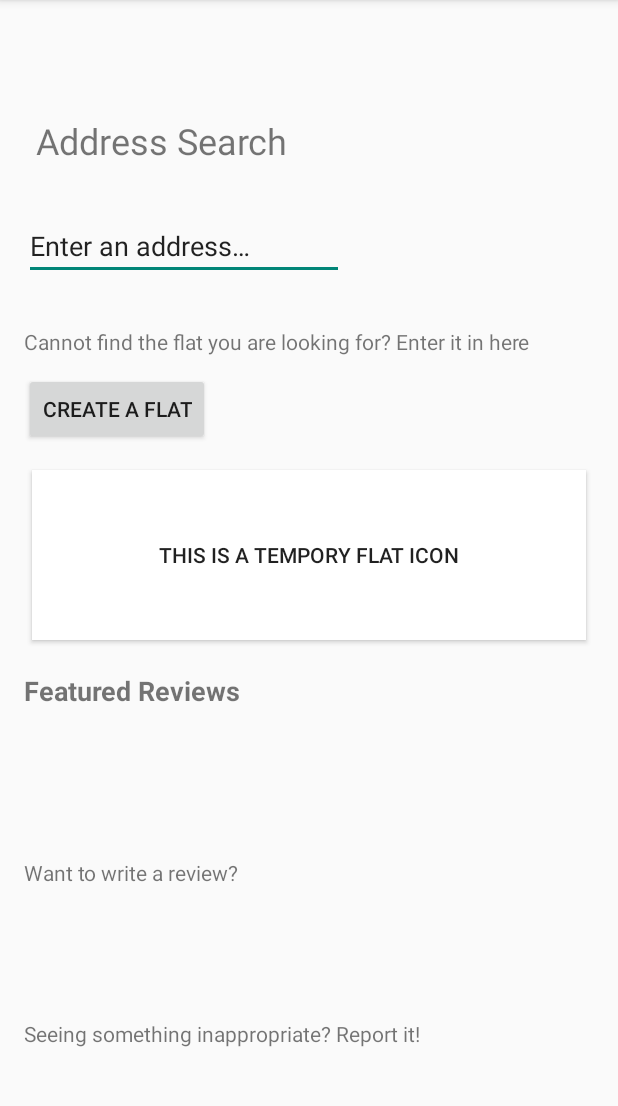
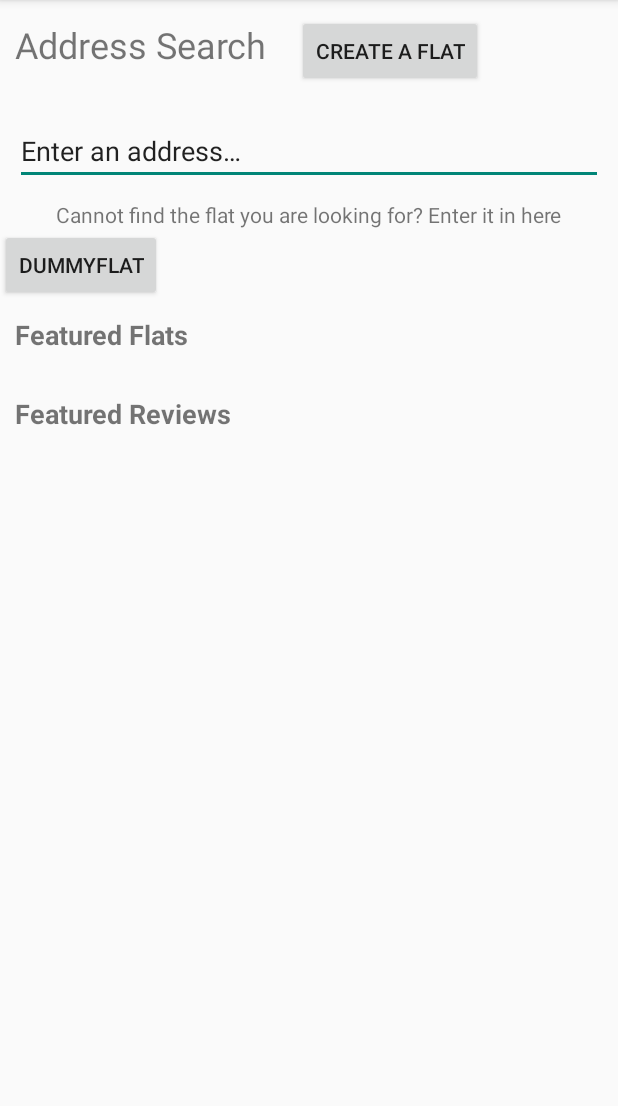
Before and after one commit to FlatChat/FlattingReview, an Android app: the HomeScreen screen opened directly, with no data from a screen before it, on a phone screen of 412 x 824 dp, the part 84-1190 px from its top. Run offline under Robolectric (Android 15) with nearby library versions, the phone set to English and light mode, and no system bars; our stand-ins replace Firebase (no records; nobody signed in at launch, a user with empty details on screens opened directly).

Commit message:
Flats and reviews are now presented on the homescreen

```diff
--- a/app/src/main/java/adapters/ReviewAdapter.kt
+++ b/app/src/main/java/adapters/ReviewAdapter.kt
@@ -11,7 +11,6 @@ import kotlinx.android.synthetic.main.review_layout.view.*
 import java.util.*
 
 class ReviewAdapter(private val exampleList: ArrayList<Review>) : RecyclerView.Adapter<ReviewAdapter.ExampleViewHolder>() {
-
 
 
     override fun onCreateViewHolder(parent: ViewGroup, viewType: Int): ExampleViewHolder {
--- a/app/src/main/java/com/example/flattingreview/HomeScreen.kt
+++ b/app/src/main/java/com/example/flattingreview/HomeScreen.kt
@@ -1,36 +1,122 @@
 package com.example.flattingreview
 
+import adapters.FeatReviewAdapter
+import adapters.FeaturedFlatAdapter
 import android.content.Context
 import android.content.Intent
 import android.os.Bundle
+import android.util.Log
 import android.view.Menu
 import android.view.MenuItem
 import androidx.appcompat.app.AppCompatActivity
 import androidx.multidex.MultiDex
+import androidx.recyclerview.widget.LinearLayoutManager
+import com.google.firebase.database.*
+import domain.NewFlat
+import domain.Review
 import kotlinx.android.synthetic.main.activity_home_screen.*
 
+/**
+ * Homescreen that the user will first when opening the app
+ * @author Ryan
+ */
 class HomeScreen : AppCompatActivity() {
+
+    private var featuredFlat: ArrayList<NewFlat> = ArrayList<NewFlat>()
+    private lateinit var homeScreenReference: DatabaseReference
+    private var reviewList: ArrayList<Review> = ArrayList<Review>()
+    private lateinit var reviewReference: DatabaseReference
+    private var reviewAdapter: FeatReviewAdapter? = null
+    private var flatAdapter: FeaturedFlatAdapter? = null
 
     override fun onCreate(savedInstanceState: Bundle?) {
         super.onCreate(savedInstanceState)
         setContentView(R.layout.activity_home_screen)
+         reviewReference = FirebaseDatabase.getInstance().getReference("reviews")
+        homeScreenReference = FirebaseDatabase.getInstance().getReference("flats")
+
+        dummy_flat.setOnClickListener{
+            val intent = Intent(this,Flat::class.java)
+            startActivity(intent)
+        }
 
         //connecting the create a flat button to the create a new flat screen
         createFlatButton.setOnClickListener{
             val intent = Intent(this,CreateFlat::class.java)
             startActivity(intent)
         }
-
-        //connecting the flat button to the create the flat screen
-        tempFlat.setOnClickListener(){
-            val intent = Intent(this, Flat::class.java)
-            startActivity(intent)
-        }
     }
 
+    public override fun onStart() {
+        super.onStart()
+        val homeScreenListener: ValueEventListener = object : ValueEventListener {
+            override fun onCancelled(dataSnapshot: DatabaseError) {
+                Log.w("ViewReview", "loadItem:onCancelled")
+            }
+            override fun onDataChange(dataSnapshot: DataSnapshot) {
+                for (ds in dataSnapshot.children) {
+                    val address = ds.child("address").value as String
+                    val beds = ds.child("bedrooms").value as String
+                    val baths = ds.child("bathrooms").value as String
+                    val flat = NewFlat(address, beds, baths)
+                    featuredFlat.add(flat)
+                }
+                createViewFeaturedFlats()
+            }
+        }
 
+        val reviewListener: ValueEventListener = object : ValueEventListener {
+            override fun onCancelled(dataSnapshot: DatabaseError) {
+                Log.w("ViewReview", "loadItem:onCancelled")
+            }
 
+            override fun onDataChange(dataSnapshot: DataSnapshot) {
+                for (ds in dataSnapshot.children) {
+                    val reviewID = ds.child("reviewID").value as String
+                    val userID = ds.child("userID").value as String
+                    val flatID = ds.child("flatID").value as String
+                    val clean = ds.child("cleanliness").value as Long
+                    val lord = ds.child("landlord").value as Long
+                    val location = ds.child("location").value as Long
+                    val value = ds.child("value").value as Long
+                    val anon = ds.child("anonymous").value as Boolean
+                    val date = ds.child("date").value as String
+                    val comment = ds.child("comment").value as String
 
+                    val rev = Review(
+                        reviewID,
+                        userID,
+                        flatID,
+                        clean.toFloat(),
+                        lord.toFloat(),
+                        location.toFloat(),
+                        value.toFloat(),
+                        anon,
+                        date,
+                        comment
+                    )
+                    if(comment != ""){
+                        reviewList.add(rev)
+                    }
+                }
+                createViewFeaturedReviews()
+            }
+        }
+        homeScreenReference.orderByKey().addValueEventListener(homeScreenListener)
+        reviewReference.orderByKey().addValueEventListener(reviewListener)
+    }
+
+    private fun createViewFeaturedFlats(){
+        featured_flat_recycler.adapter = FeaturedFlatAdapter(featuredFlat)
+        featured_flat_recycler.layoutManager = LinearLayoutManager(this, LinearLayoutManager.HORIZONTAL, false)
+        featured_flat_recycler.setHasFixedSize(true)
+    }
+
+    private fun createViewFeaturedReviews(){
+        featured_reviews_recycler.adapter = FeatReviewAdapter(reviewList)
+        featured_reviews_recycler.layoutManager = LinearLayoutManager(this, LinearLayoutManager.HORIZONTAL, false)
+        featured_reviews_recycler.setHasFixedSize(true)
+    }
 
     override fun attachBaseContext(base: Context) {
         super.attachBaseContext(base)
--- a/app/src/main/java/com/example/flattingreview/ViewReviews.kt
+++ b/app/src/main/java/com/example/flattingreview/ViewReviews.kt
@@ -20,12 +20,16 @@ class ViewReviews : AppCompatActivity() {
     private var reviewList: ArrayList<Review> = ArrayList<Review>()
     private lateinit var reviewReference: DatabaseReference
     private var reviewListener: ValueEventListener? = null
+    private var adapter: ReviewAdapter? = null
 
     override fun onCreate(savedInstanceState: Bundle?) {
         super.onCreate(savedInstanceState)
         setContentView(R.layout.activity_view_reviews)
+        reviewReference = FirebaseDatabase.getInstance().getReference("reviews")
+    }
 
-        reviewReference = FirebaseDatabase.getInstance().getReference("reviews")
+    public override fun onStart() {
+        super.onStart()
         val reviewListener: ValueEventListener = object : ValueEventListener {
             override fun onCancelled(dataSnapshot: DatabaseError) {
                 Log.w("ViewReview", "loadItem:onCancelled")
--- a/app/src/main/java/domain/NewFlat.kt
+++ b/app/src/main/java/domain/NewFlat.kt
@@ -11,4 +11,6 @@ data class NewFlat(
     var address: String? = "",
     var bedrooms: String? = "",
     var bathrooms: String? = ""
-)
+){
+    var flatsReviews = listOf<String>()
+}
--- a/app/src/main/res/layout/activity_home_screen.xml
+++ b/app/src/main/res/layout/activity_home_screen.xml
@@ -7,105 +7,99 @@
     tools:context=".HomeScreen">
 
 
-    <TextView
-        android:id="@+id/featuredReviewText"
-        android:layout_width="wrap_content"
+    <LinearLayout
+        android:layout_width="match_parent"
+        android:layout_height="match_parent"
+        android:orientation="vertical"
+        app:layout_constraintBottom_toBottomOf="parent"
+        app:layout_constraintEnd_toEndOf="parent"
+        app:layout_constraintHorizontal_bias="1.0"
+        app:layout_constraintStart_toStartOf="parent"
+        app:layout_constraintTop_toTopOf="parent"
+        app:layout_constraintVertical_bias="0.0">
+
+        <LinearLayout
+            android:layout_width="match_parent"
             android:layout_height="wrap_content"
-        android:layout_marginStart="16dp"
-        android:layout_marginLeft="16dp"
-        android:layout_marginTop="448dp"
-        android:text="@string/featuredReview"
-        android:textSize="18sp"
-        android:textStyle="bold"
-        app:layout_constraintStart_toStartOf="parent"
-        app:layout_constraintTop_toTopOf="parent" />
+            android:orientation="horizontal">
 
             <TextView
                 android:id="@+id/searchFlatText"
                 android:layout_width="wrap_content"
                 android:layout_height="wrap_content"
-        android:layout_marginStart="24dp"
-        android:layout_marginLeft="24dp"
-        android:layout_marginTop="77dp"
+                android:layout_margin="10dp"
                 android:text="@string/searchflatTextView"
-        android:textSize="24sp"
-        app:layout_constraintStart_toStartOf="parent"
-        app:layout_constraintTop_toTopOf="parent" />
+                android:textSize="24sp" />
+
+            <Button
+                android:id="@+id/createFlatButton"
+                android:layout_width="wrap_content"
+                android:layout_height="wrap_content"
+                android:layout_margin="10dp"
+                android:text="@string/createflatBut" />
+        </LinearLayout>
 
         <EditText
             android:id="@+id/searchBarReviewText"
-        android:layout_width="wrap_content"
+            android:layout_width="match_parent"
             android:layout_height="wrap_content"
-        android:layout_marginStart="16dp"
-        android:layout_marginLeft="16dp"
-        android:layout_marginTop="31dp"
+            android:layout_margin="10dp"
             android:ems="10"
             android:inputType="textPersonName"
             android:text="@string/searchForReview"
-        app:layout_constraintStart_toStartOf="parent"
-        app:layout_constraintTop_toBottomOf="@+id/searchFlatText" />
-
-
-    <TextView
-        android:id="@+id/writeReviewtext"
-        android:layout_width="wrap_content"
-        android:layout_height="wrap_content"
-        android:layout_marginStart="16dp"
-        android:layout_marginLeft="16dp"
-        android:layout_marginTop="572dp"
-        android:text="@string/writeReviewTextView"
-        app:layout_constraintStart_toStartOf="parent"
-        app:layout_constraintTop_toTopOf="parent" />
-
-    <TextView
-        android:id="@+id/reportText"
-        android:layout_width="wrap_content"
-        android:layout_height="wrap_content"
-        android:layout_marginStart="16dp"
-        android:layout_marginLeft="16dp"
-        android:layout_marginTop="679dp"
-        android:text="@string/reportITTextView"
-        app:layout_constraintStart_toStartOf="parent"
-        app:layout_constraintTop_toTopOf="parent" />
+            android:hint="@string/searchForReview"
+            android:autofillHints="" />
 
         <TextView
             android:id="@+id/cantfindAddressText"
             android:layout_width="wrap_content"
             android:layout_height="wrap_content"
-        android:layout_marginStart="16dp"
-        android:layout_marginLeft="16dp"
-        android:layout_marginTop="31dp"
-        android:text="@string/createaFlat"
-        app:layout_constraintStart_toStartOf="parent"
-        app:layout_constraintTop_toBottomOf="@+id/searchBarReviewText" />
+            android:layout_gravity="center_horizontal"
+            android:text="@string/createaFlat" />
 
         <Button
-        android:id="@+id/createFlatButton"
+            android:id="@+id/dummy_flat"
             android:layout_width="wrap_content"
             android:layout_height="wrap_content"
-        android:layout_marginStart="16dp"
-        android:layout_marginLeft="16dp"
-        android:layout_marginTop="11dp"
-        android:text="@string/createflatBut"
-        app:layout_constraintStart_toStartOf="parent"
-        app:layout_constraintTop_toBottomOf="@+id/cantfindAddressText" />
+            android:text="dummyFlat" />
 
-    <Button
-        android:id="@+id/tempFlat"
-        android:layout_width="369dp"
-        android:layout_height="113dp"
-        android:layout_marginStart="16dp"
-        android:layout_marginLeft="16dp"
-        android:layout_marginTop="18dp"
-        android:layout_marginEnd="16dp"
-        android:layout_marginRight="16dp"
-        android:layout_marginBottom="23dp"
-        android:background="#FFFFFF"
-        android:text="This is a tempory flat icon"
-        app:layout_constraintBottom_toTopOf="@+id/featuredReviewText"
-        app:layout_constraintEnd_toEndOf="parent"
-        app:layout_constraintStart_toStartOf="parent"
-        app:layout_constraintTop_toBottomOf="@+id/createFlatButton" />
+        <TextView
+            android:id="@+id/featured_flats_text"
+            android:layout_width="match_parent"
+            android:layout_height="wrap_content"
+            android:layout_margin="10dp"
+            android:text="@string/featuredFlats"
+            android:textSize="18sp"
+            android:textStyle="bold" />
+
+        <androidx.recyclerview.widget.RecyclerView
+            android:id="@+id/featured_flat_recycler"
+            android:layout_width="match_parent"
+            android:layout_height="wrap_content"
+            android:clipToPadding="false"
+            android:padding="4dp"
+            tools:listitem="@layout/flat_icon_layout" />
+
+        <TextView
+            android:id="@+id/featuredReviewText2"
+            android:layout_width="match_parent"
+            android:layout_height="wrap_content"
+            android:layout_margin="10dp"
+            android:text="@string/featuredReview"
+            android:textSize="18sp"
+            android:textStyle="bold" />
+
+        <androidx.recyclerview.widget.RecyclerView
+            android:id="@+id/featured_reviews_recycler"
+            android:layout_width="match_parent"
+            android:layout_height="wrap_content"
+            android:clipToPadding="false"
+            android:padding="4dp"
+            tools:listitem="@layout/featured_rev_layout">
+
+        </androidx.recyclerview.widget.RecyclerView>
+
+    </LinearLayout>
 
 
 </androidx.constraintlayout.widget.ConstraintLayout>
--- a/app/src/main/res/values/strings.xml
+++ b/app/src/main/res/values/strings.xml
@@ -5,6 +5,7 @@
     <string name="support"> Need tenancy advice?  </string>
     <string name="contactTribunalEmail"> Contact www.tenancy.govt.nz</string>
     <string name="featuredReview"> Featured Reviews </string>
+    <string name="featuredFlats"> Featured Flats </string>
     <string name="searchflatTextView"> Address Search </string>
     <string name="searchForReview"> Enter an address… </string>
     <string name="writeReviewTextView"> Want to write a review? </string>
```
Also changed, not shown: app/src/main/java/adapters/FeaturedFlatAdapter.kt (added, +34 -0 lines), app/src/main/java/adapters/FeaturedReviewsAdapter.kt (added, +38 -0 lines), app/src/main/java/com/example/flattingreview/WriteReview.kt (+3 -6 lines), app/src/main/res/layout/featured_rev_layout.xml (added, +40 -0 lines), app/src/main/res/layout/flat_icon_layout.xml (+5 -5 lines). Lines whose indentation alone changed are shown as unchanged.
